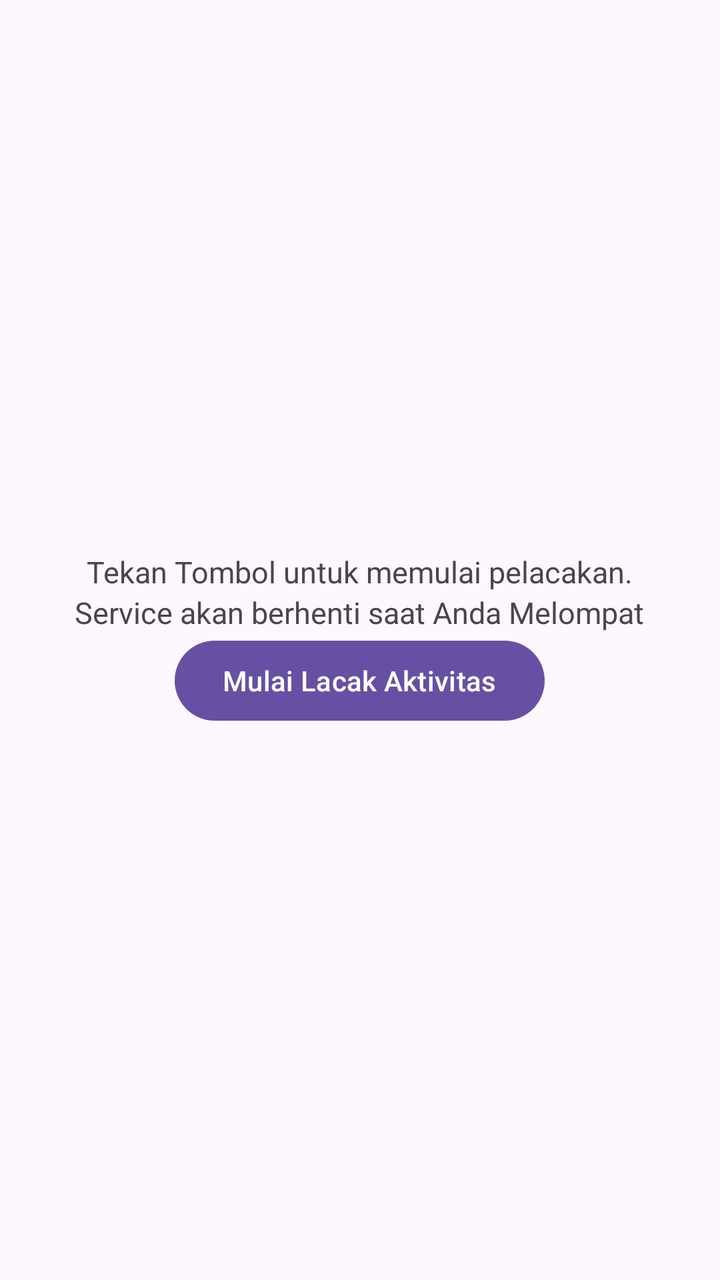
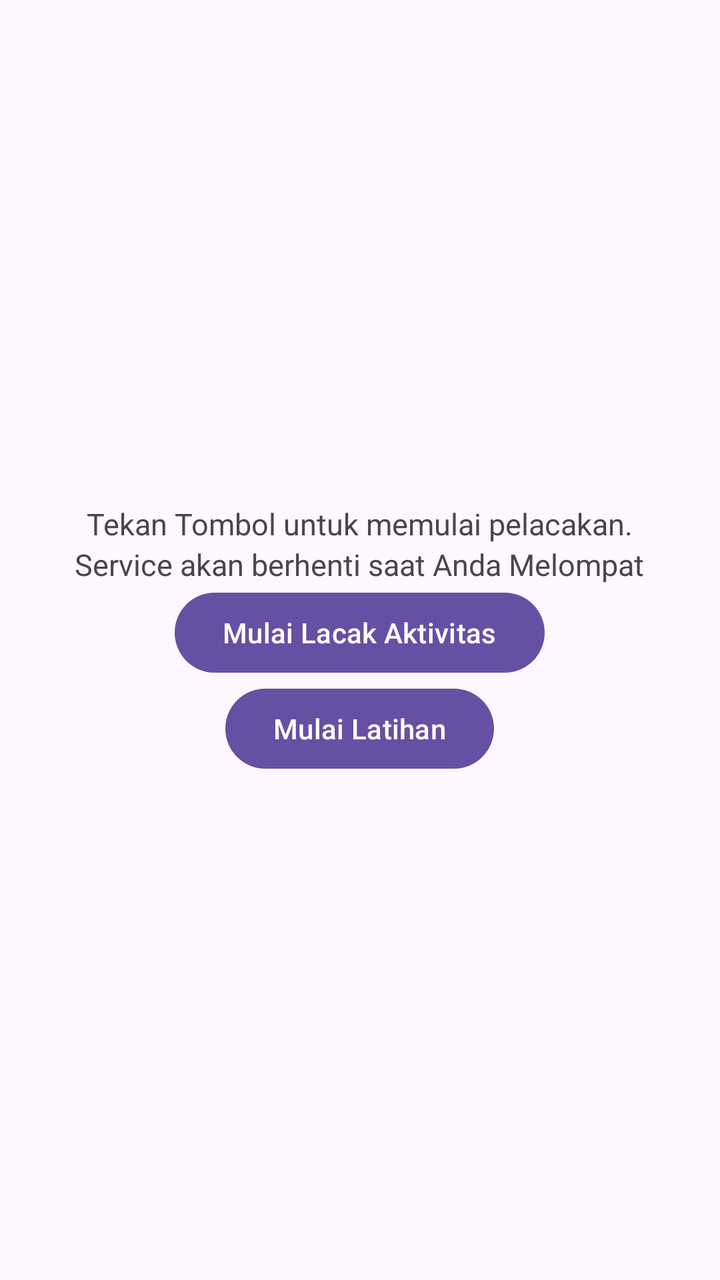

Two renders of the same Android screen: before a commit and after it. Below are the layout's source before the change and the commit's diff.
<!-- AndroidManifest.xml: application theme Theme.BackgroundServices -->
<!-- res/layout/activity_main.xml -->
<?xml version="1.0" encoding="utf-8"?>
<androidx.constraintlayout.widget.ConstraintLayout xmlns:android="http://schemas.android.com/apk/res/android"
    xmlns:app="http://schemas.android.com/apk/res-auto"
    xmlns:tools="http://schemas.android.com/tools"
    android:id="@+id/main"
    android:layout_width="match_parent"
    android:layout_height="match_parent"
    tools:context=".MainActivity">

    <LinearLayout
        android:id="@+id/btnStartLayout"
        android:layout_width="match_parent"
        android:layout_height="wrap_content"
        android:orientation="vertical"
        android:gravity="center"
        app:layout_constraintStart_toStartOf="parent"
        app:layout_constraintBottom_toBottomOf="parent"
        app:layout_constraintEnd_toEndOf="parent"
        app:layout_constraintTop_toTopOf="parent"
        >

        <TextView
            android:layout_width="wrap_content"
            android:layout_height="wrap_content"
            android:text="Tekan Tombol untuk memulai pelacakan."
            android:textSize="15sp" />

        <TextView
            android:id="@+id/statusTextView"
            android:layout_width="wrap_content"
            android:layout_height="wrap_content"
            android:text="Service akan berhenti saat Anda Melompat"
            android:textSize="15sp"/>

        <Button
            android:id="@+id/btnStart"
            android:layout_width="wrap_content"
            android:layout_height="wrap_content"
            android:text="Mulai Lacak Aktivitas" />

    </LinearLayout>

</androidx.constraintlayout.widget.ConstraintLayout>
<!-- resources referenced by this layout -->
<resources>
  <style name="Theme.BackgroundServices" parent="Base.Theme.BackgroundServices" />
  <style name="Base.Theme.BackgroundServices" parent="Theme.Material3.DayNight.NoActionBar">
          
          
      </style>
</resources>

<!-- the commit's change to res/layout/activity_main.xml (unified diff, before → after) -->
@@ -38,6 +38,12 @@
             android:layout_height="wrap_content"
             android:text="Mulai Lacak Aktivitas" />
 
+        <Button
+            android:id="@+id/btnStartExercise"
+            android:layout_width="wrap_content"
+            android:layout_height="wrap_content"
+            android:text="Mulai Latihan" />
+
     </LinearLayout>
 
 </androidx.constraintlayout.widget.ConstraintLayout>
